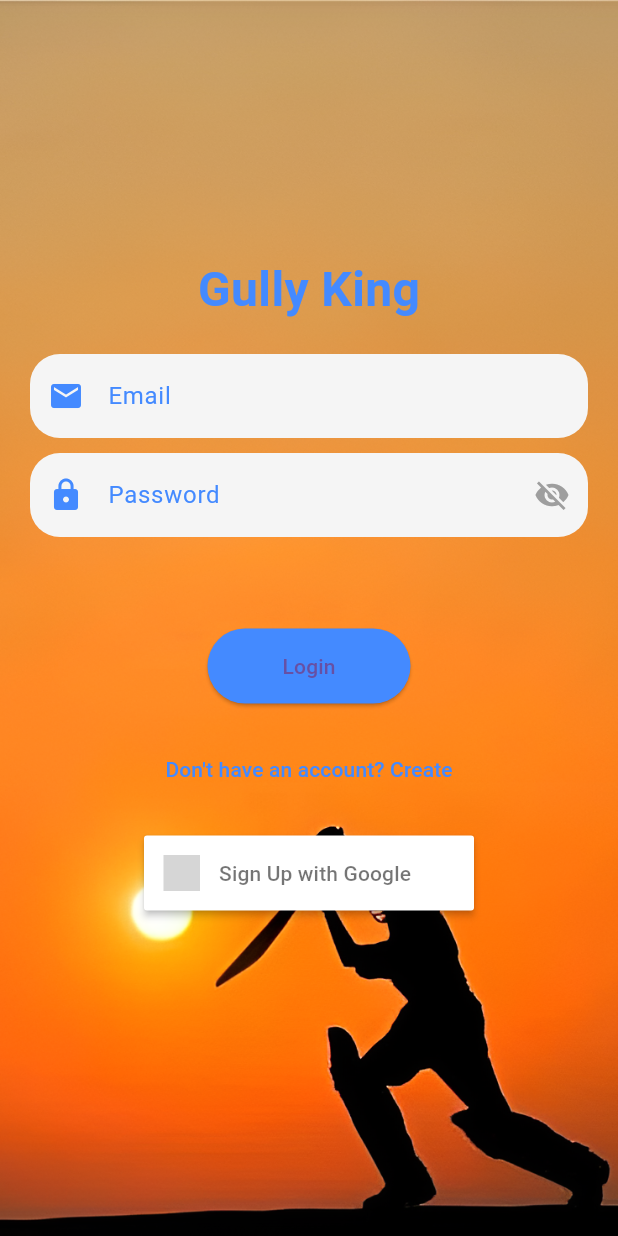
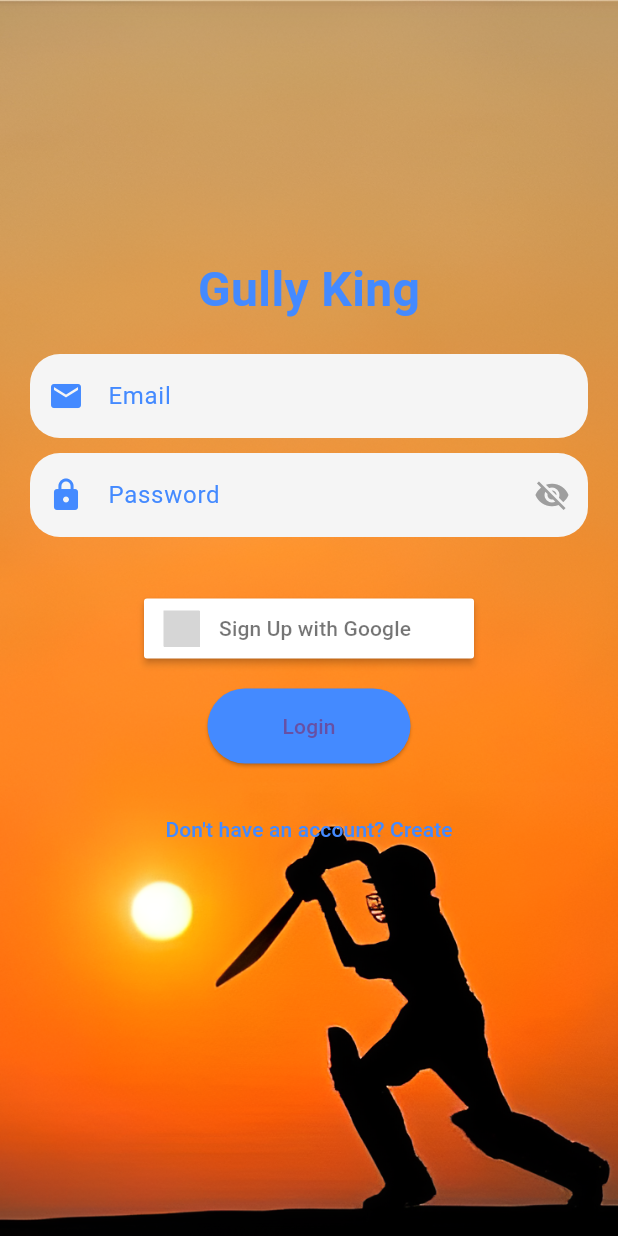
Before and after one commit to AyanGupta06/GullyKingApp, a Flutter app: the screen it shows after launch, on a phone screen of 412 x 824 dp. Run offline on Flutter 3.47's test engine with Material 3 defaults, Android fonts, the light colour scheme and no system bars; drawn by our look-alikes of sign_in_button; our stand-ins replace firebase_auth, firebase_core; accounts and stored records are empty; grey boxes are pictures that could not be loaded.

Commit message:
Update login_register_page.dart

```diff
--- a/lib/pages/login_register_page.dart
+++ b/lib/pages/login_register_page.dart
@@ -235,12 +235,12 @@ class _LoginPageState extends State<LoginPage> {
                       isPassword: true),
                 const SizedBox(height: 10),
                 _errorMessage(),
+                const SizedBox(height: 0),
+                _googleSignInButton(),
                 const SizedBox(height: 20),
                 _submitButton(),
                 const SizedBox(height: 20),
                 _loginOrRegister(),
-                const SizedBox(height: 20),
-                _googleSignInButton(),
               ],
             ),
           ),
@@ -251,7 +251,7 @@ class _LoginPageState extends State<LoginPage> {
 
   Widget _googleSignInButton(){
     return Center(child: SizedBox(
-      height: 50,
+      height: 40,
       child: SignInButton(Buttons.google, text: "Sign Up with Google", onPressed: _handleGoogleSignIn,
       ),
     ),
```
